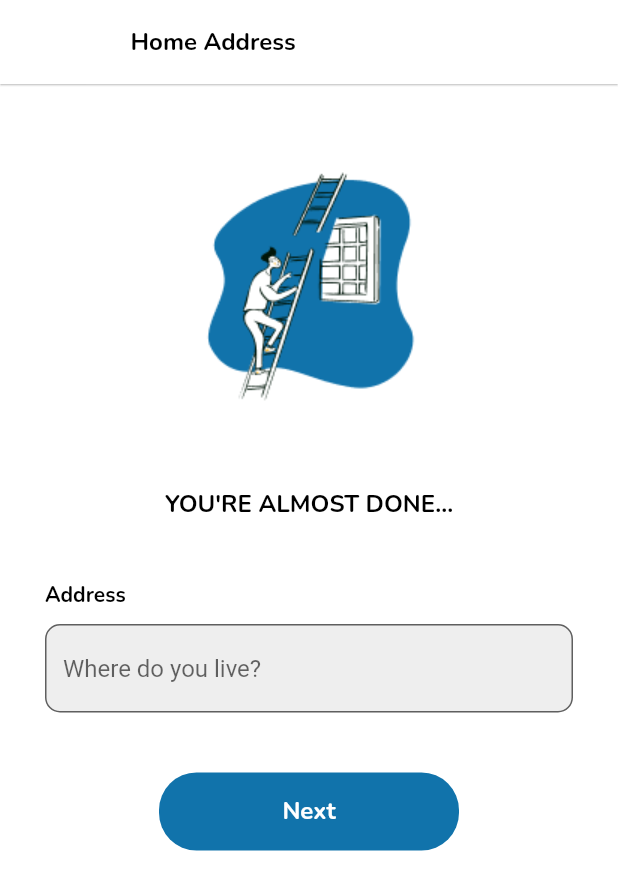
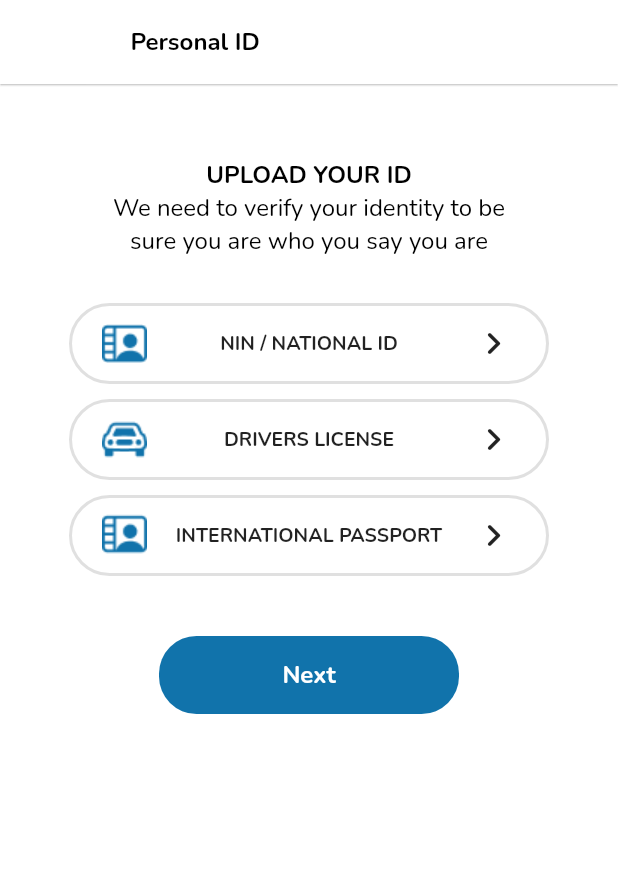
Before and after one commit to akpanphilip/pinearth, a Flutter app: the HomeAddress screen opened directly, after a tap on "Next", on a phone screen of 412 x 824 dp. Shown: the top 890 px of the screen. Run offline on Flutter 3.47's test engine with Material 2 defaults, Android fonts, the light colour scheme and no system bars; our stand-ins replace animated_bottom_navigation_bar, flutter_svg, get, google_fonts, iconly, page_transition and 1 more.

Commit message:
added upload personal Id

```diff
--- a/pinearth/lib/custom_widgets/custom_widgets.dart
+++ b/pinearth/lib/custom_widgets/custom_widgets.dart
@@ -377,6 +377,7 @@ class AppbarTitle extends StatelessWidget {
   @override
   Widget build(BuildContext context) {
     return Text(text,
+        textAlign: TextAlign.start,
         style: GoogleFonts.nunito(
             color: Colors.black, fontSize: 16, fontWeight: FontWeight.w700));
   }
@@ -685,3 +686,63 @@ class TextOpt extends StatelessWidget {
     );
   }
 }
+
+// mmid title text
+class MidTitle extends StatelessWidget {
+  final String text;
+  const MidTitle({
+    super.key,
+    required this.text,
+  });
+
+  @override
+  Widget build(BuildContext context) {
+    return Center(
+      child: Text(
+        text,
+        style: GoogleFonts.nunito(
+            fontWeight: FontWeight.w700, fontSize: 16, color: Colors.black),
+      ),
+    );
+  }
+}
+
+// upload id
+class UploadId extends StatelessWidget {
+  final String img;
+  final String text;
+  const UploadId({
+    super.key,
+    required this.img,
+    required this.text,
+  });
+
+  @override
+  Widget build(BuildContext context) {
+    return Container(
+      width: 320,
+      decoration: BoxDecoration(
+        borderRadius: BorderRadius.circular(30),
+        border: Border.all(
+          color: Colors.black12, // Set the color of the bottom border
+          width: 2.0, // Set the width of the bottom border
+        ),
+      ),
+      child: Padding(
+        padding: const EdgeInsets.symmetric(horizontal: 20, vertical: 10),
+        child: Row(
+          mainAxisAlignment: MainAxisAlignment.spaceBetween,
+          children: [
+            Image(image: AssetImage(img)),
+            Text(
+              text,
+              style:
+                  GoogleFonts.nunito(fontSize: 13, fontWeight: FontWeight.w700),
+            ),
+            Icon(Icons.chevron_right_rounded, size: 30)
+          ],
+        ),
+      ),
+    );
+  }
+}
--- a/pinearth/lib/screens/home_address.dart
+++ b/pinearth/lib/screens/home_address.dart
@@ -2,6 +2,7 @@
 
 import 'package:flutter/material.dart';
 import 'package:google_fonts/google_fonts.dart';
+import 'package:pinearth/screens/personal_id_screen.dart';
 
 import '../custom_widgets/custom_widgets.dart';
 
@@ -31,6 +32,7 @@ class _HomeAddressState extends State<HomeAddress> {
         body: SafeArea(
           child: Padding(
             padding: const EdgeInsets.symmetric(horizontal: 30, vertical: 50),
+            child: SingleChildScrollView(
               child: Column(
                 // mainAxisAlignment: MainAxisAlignment.center,
                 crossAxisAlignment: CrossAxisAlignment.start,
@@ -40,15 +42,7 @@ class _HomeAddressState extends State<HomeAddress> {
                           image:
                               AssetImage('assets/images/connection-lost.png'))),
                   SizedBox(height: 50),
-                Center(
-                  child: Text(
-                    'YOU\'RE ALMOST DONE...',
-                    style: GoogleFonts.nunito(
-                        fontWeight: FontWeight.w700,
-                        fontSize: 16,
-                        color: Colors.black),
-                  ),
-                ),
+                  MidTitle(text: 'YOU\'RE ALMOST DONE...'),
                   SizedBox(height: 40),
                   LabelTitle(text: 'Address'),
                   SizedBox(height: 10),
@@ -68,7 +62,7 @@ class _HomeAddressState extends State<HomeAddress> {
                             Navigator.push(
                               context,
                               MaterialPageRoute(
-                                builder: (context) => HomeAddress()),
+                                  builder: (context) => PersonalID()),
                             );
                           },
                           child: Padding(
@@ -86,6 +80,7 @@ class _HomeAddressState extends State<HomeAddress> {
                 ],
               ),
             ),
+          ),
         ));
   }
 }
--- /dev/null
+++ b/pinearth/lib/screens/personal_id_screen.dart
@@ -0,0 +1,91 @@
+// ignore_for_file: prefer_const_constructors, prefer_const_literals_to_create_immutables
+
+import 'package:flutter/material.dart';
+import 'package:google_fonts/google_fonts.dart';
+import 'package:iconly/iconly.dart';
+
+import '../custom_widgets/custom_widgets.dart';
+
+class PersonalID extends StatefulWidget {
+  const PersonalID({super.key});
+
+  @override
+  State<PersonalID> createState() => _PersonalIDState();
+}
+
+class _PersonalIDState extends State<PersonalID> {
+  @override
+  Widget build(BuildContext context) {
+    return Scaffold(
+      backgroundColor: Colors.white,
+      appBar: AppBar(
+        backgroundColor: Colors.white,
+        title: Padding(
+          padding: const EdgeInsets.symmetric(horizontal: 15),
+          child: AppbarTitle(
+            text: 'Personal ID',
+          ),
+        ),
+        centerTitle: false,
+        elevation: 0.5,
+      ),
+      body: Padding(
+        padding: const EdgeInsets.symmetric(horizontal: 30, vertical: 50),
+        child: Center(
+          child: Column(
+            children: [
+              MidTitle(text: 'UPLOAD YOUR ID'),
+              DescriptionText(
+                text:
+                    'We need to verify your identity to be sure you are who you say you are',
+              ),
+              SizedBox(height: 30),
+              UploadId(
+                img: 'assets/images/nin.png',
+                text: 'NIN / NATIONAL ID',
+              ),
+              SizedBox(height: 10),
+              UploadId(
+                img: 'assets/images/driver-license.png',
+                text: 'DRIVERS LICENSE',
+              ),
+              SizedBox(height: 10),
+              UploadId(
+                img: 'assets/images/internation-passport.png',
+                text: 'INTERNATIONAL PASSPORT',
+              ),
+              SizedBox(height: 40),
+              Center(
+                child: SizedBox(
+                  width: 200,
+                  child: ElevatedButton(
+                      style: ElevatedButton.styleFrom(
+                          elevation: 0,
+                          backgroundColor: Color(0xff1173AB),
+                          shape: RoundedRectangleBorder(
+                              borderRadius: BorderRadius.circular(25))),
+                      onPressed: () {
+                        Navigator.push(
+                          context,
+                          MaterialPageRoute(builder: (context) => PersonalID()),
+                        );
+                      },
+                      child: Padding(
+                        padding: const EdgeInsets.all(15.0),
+                        child: Text(
+                          'Next',
+                          style: GoogleFonts.nunito(
+                              fontSize: 16,
+                              color: Colors.white,
+                              fontWeight: FontWeight.w700),
+                        ),
+                      )),
+                ),
+              ),
+            ],
+          ),
+        ),
+      ),
+    );
+  }
+}
--- a/pinearth/lib/screens/search_screen.dart
+++ b/pinearth/lib/screens/search_screen.dart
@@ -157,7 +157,7 @@ class _SearchScreenState extends State<SearchScreen> {
             ),
           ),
         ),
-        // SizedBox(height: 20),
+        //  dBox(height: 20),
         SliverToBoxAdapter(
           child: Column(
             children: [
--- a/pinearth/pubspec.yaml
+++ b/pinearth/pubspec.yaml
@@ -79,6 +79,10 @@ flutter:
     - assets/images/auth_avatar.png
     - assets/images/google.png
     - assets/images/connection-lost.png
+    - assets/images/internation-passport.png
+    - assets/images/nin.png
+    - assets/images/driver-license.png
+    - assets/images/success.png
 
   # An image asset can refer to one or more resolution-specific "variants", see
   # https://flutter.dev/assets-and-images/#resolution-aware
```
Also changed, not shown: pinearth/assets/images/driver-license.png (added), pinearth/assets/images/internation-passport.png (added), pinearth/assets/images/nin.png (added), pinearth/assets/images/success.png (added). Lines whose indentation alone changed are shown as unchanged.
